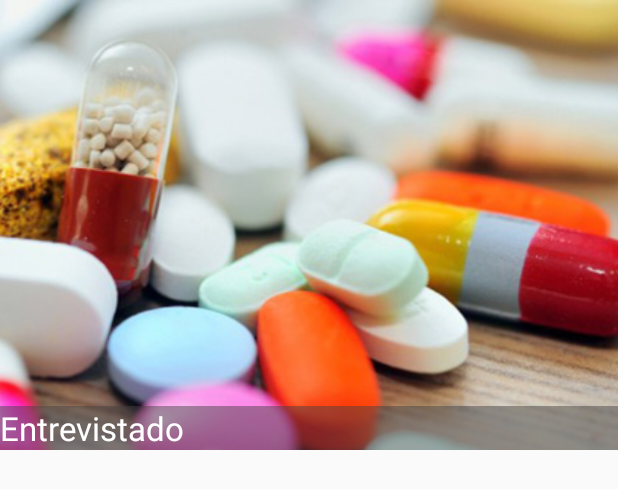
After one commit to 0tavi0/ABOB, an Android app: the layout item_videos.xml on its own in the app's theme, with its tools: preview values and no code run, on a phone screen of 412 x 824 dp. The commit adds this screen. Shown: the top 489 px of the screen. Run offline under Robolectric (Android 15) with nearby library versions, the phone set to English and light mode, and no system bars.

Commit message:
Recycler dos videos do youtube

```diff
--- /dev/null
+++ b/app/src/main/res/layout/item_videos.xml
@@ -0,0 +1,32 @@
+<?xml version="1.0" encoding="utf-8"?>
+<android.support.constraint.ConstraintLayout
+        xmlns:android="http://schemas.android.com/apk/res/android"
+        android:layout_width="match_parent"
+        android:layout_height="300dp">
+
+    <FrameLayout
+            android:layout_width="match_parent"
+            android:layout_height="match_parent">
+
+        <ImageView
+                android:id="@+id/imgItemVideo"
+                android:scaleType="centerCrop"
+                android:layout_width="match_parent"
+                android:layout_height="match_parent"
+                android:src="@drawable/imagem"/>
+
+        <TextView
+                android:textColor="#FFF"
+                android:id="@+id/txtItemVideo"
+                android:background="@color/backgraoundTextview"
+                android:layout_gravity="bottom"
+                android:textAppearance="@style/TextAppearance.AppCompat.Large"
+                android:layout_width="match_parent"
+                android:layout_height="wrap_content"
+                android:text="Entrevistado"
+        />
+
+
+    </FrameLayout>
+
+</android.support.constraint.ConstraintLayout>
--- a/app/src/main/res/values/colors.xml
+++ b/app/src/main/res/values/colors.xml
@@ -3,4 +3,6 @@
     <color name="colorPrimary">#008577</color>
     <color name="colorPrimaryDark">#00574B</color>
     <color name="colorAccent">#D81B60</color>
+    <color name="backgraoundTextview">#79434141</color>
+
 </resources>
```
Also changed, not shown: app/src/main/java/com/example/otavioaugusto/abob/adapters/VideosAdapter.kt (added, +37 -0 lines), app/src/main/java/com/example/otavioaugusto/abob/presenter/VideosPresenter.kt (+14 -0 lines), app/src/main/java/com/example/otavioaugusto/abob/view/VideosLista.kt (+18 -1 lines), app/src/main/res/layout/activity_videos_lista.xml (+7 -0 lines), 1 other file.
